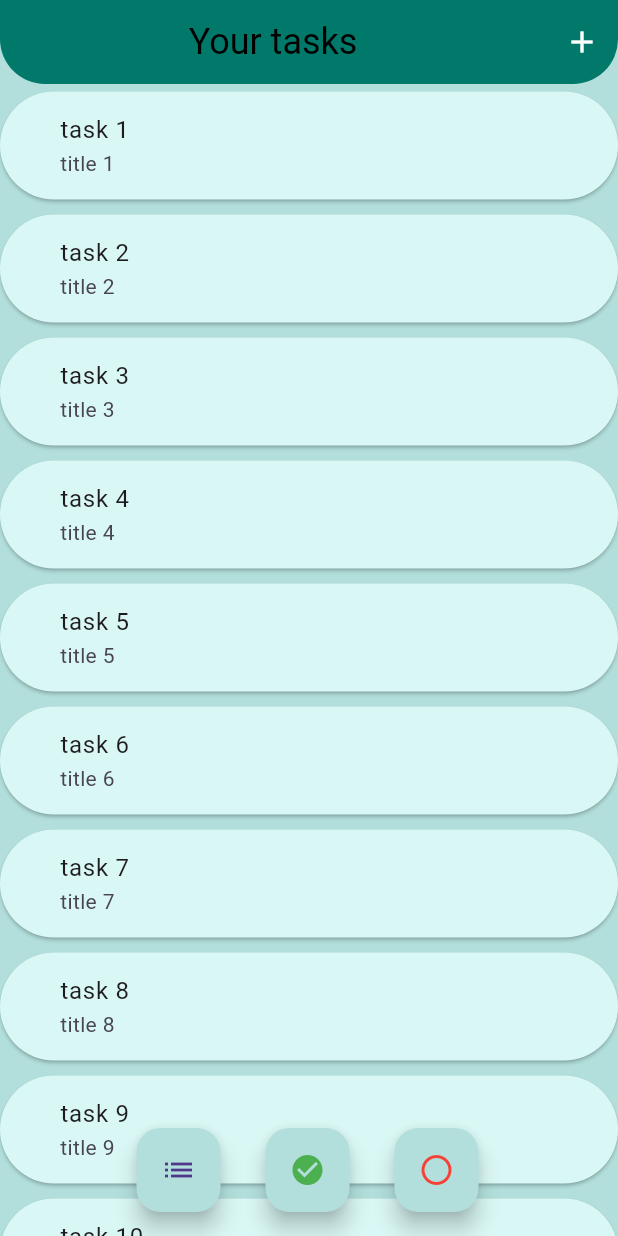
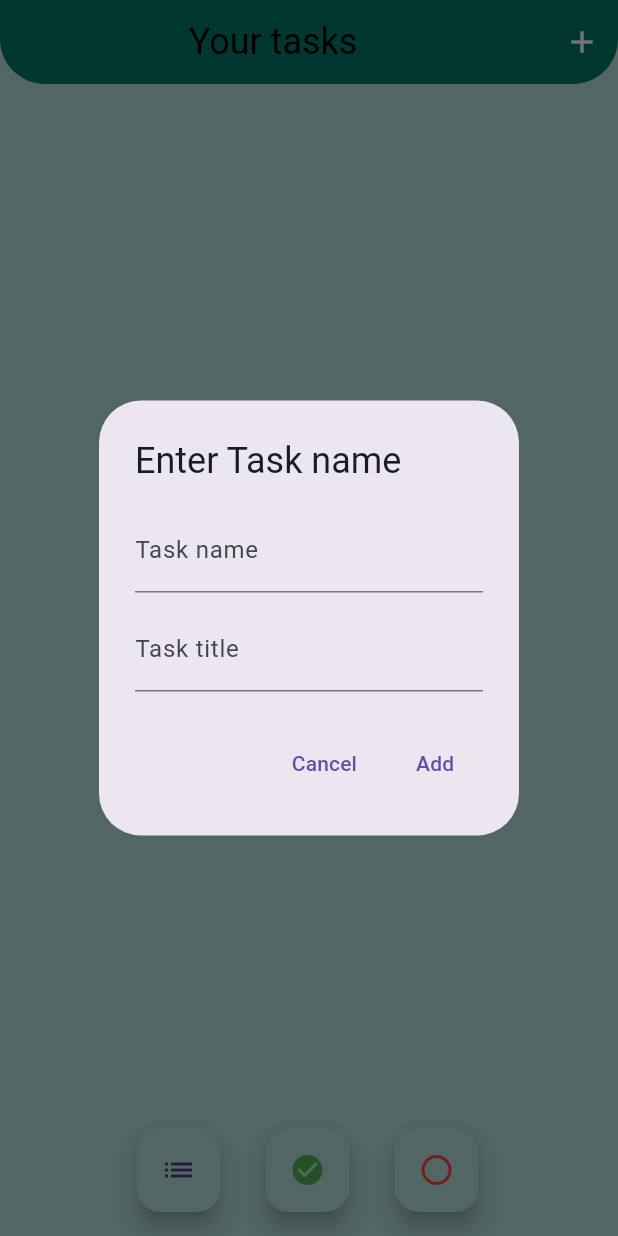
Before and after one commit to Vaache/Taskly, a Flutter app: the screen it shows after launch, after a tap on the "add" icon, on a phone screen of 412 x 824 dp. Run offline on Flutter 3.47's test engine with Material 3 defaults, Android fonts, the phone set to English and light mode, and no system bars; our stand-ins replace flutter_bloc.

Commit message:
End project

```diff
--- /dev/null
+++ b/lib/constants/task_completed_state_constants.dart
@@ -0,0 +1,2 @@
+const String completed = 'Completed';
+const String notCompleted = 'Not Completed';
--- a/lib/main.dart
+++ b/lib/main.dart
@@ -1,34 +1,30 @@
 import 'package:flutter/material.dart';
-import 'package:taskly/widgets/all_task_button.dart';
+import 'package:flutter_bloc/flutter_bloc.dart';
+import 'package:taskly/screens/bloc/task_screen_bloc.dart';
+import 'package:taskly/screens/task_screen.dart';
 import 'package:taskly/widgets/circular_app_bar.dart';
-import 'package:taskly/widgets/completed_task_button.dart';
-import 'package:taskly/widgets/task_list.dart';
-import 'package:taskly/widgets/task_not_completed_button.dart';
+import 'package:taskly/widgets/task_fap.dart';
 
 void main() {
-  runApp(const MyApp());
+  runApp(BlocProvider(
+    create: (context) => TaskScreenBloc(),
+    child: const Taskly(),
+  ));
 }
 
-class MyApp extends StatelessWidget {
-  const MyApp({super.key});
+class Taskly extends StatelessWidget {
+  const Taskly({super.key});
 
   @override
   Widget build(BuildContext context) {
     return const MaterialApp(
-        home: Scaffold(
-      backgroundColor: Color(0xFFB2DFDB),
-      appBar: CircularAppBar(),
-      body: TaskList(),
-      floatingActionButton: Align(
-          alignment: Alignment.bottomCenter,
-          child: Row(
-            mainAxisSize: MainAxisSize.min,
-            children: [
-              AllTaskButton(),
-              CompletedTaskButton(),
-              TaskNotCompletedButton(),
-            ],
-          )),
-    ));
+      home: Scaffold(
+        backgroundColor: Color(0xFFB2DFDB),
+        appBar:
+            CircularAppBar(),
+        body: TaskScreen(),
+        floatingActionButton: TaskFAP(),
+      ),
+    );
   }
 }
--- a/lib/models/task.dart
+++ b/lib/models/task.dart
@@ -4,9 +4,4 @@ class Task {
   bool isCompleted;
 
   Task({this.name, this.title, this.isCompleted = false});
-
-  @override
-  String toString() {
-    return '$name, $title, $isCompleted';
-  }
 }
--- /dev/null
+++ b/lib/screens/bloc/task_screen_event.dart
@@ -0,0 +1,28 @@
+part of 'task_screen_bloc.dart';
+
+sealed class TaskScreenEvent {}
+
+class AddTaskEvent extends TaskScreenEvent {
+  final Task task;
+
+  AddTaskEvent({required this.task});
+}
+
+class DeleteTaskEvent extends TaskScreenEvent {
+  final Task task;
+
+  DeleteTaskEvent({required this.task});
+}
+
+class ToggleTaskStatusEvent extends TaskScreenEvent {
+  final Task task;
+  final bool status;
+
+  ToggleTaskStatusEvent({required this.task, required this.status});
+}
+
+class FilterTasksEvent extends TaskScreenEvent {
+  final String? filter;
+
+  FilterTasksEvent({this.filter});
+}
--- /dev/null
+++ b/lib/screens/bloc/task_screen_state.dart
@@ -0,0 +1,14 @@
+part of 'task_screen_bloc.dart';
+
+class TaskScreenState {
+  final List<Task> allTasks;
+  final List<Task> filteredTasks;
+
+  TaskScreenState({this.allTasks = const [], this.filteredTasks = const []});
+
+  TaskScreenState copyWith({List<Task>? tasks, List<Task>? filteredTasks}) {
+    return TaskScreenState(
+        allTasks: tasks ?? allTasks,
+        filteredTasks: filteredTasks ?? this.filteredTasks);
+  }
+}
--- /dev/null
+++ b/lib/screens/task_screen.dart
@@ -0,0 +1,26 @@
+import 'package:flutter/material.dart';
+import 'package:flutter_bloc/flutter_bloc.dart';
+import 'package:taskly/screens/bloc/task_screen_bloc.dart';
+import 'package:taskly/widgets/task_list.dart';
+
+class TaskScreen extends StatelessWidget {
+  const TaskScreen({super.key});
+
+  @override
+  Widget build(BuildContext context) {
+    return BlocBuilder<TaskScreenBloc, TaskScreenState>(
+      builder: (context, state) {
+        return ListView.builder(
+            itemCount: state.filteredTasks.length,
+            itemBuilder: (context, index) {
+              const SizedBox(
+                height: 20,
+              );
+              return TaskList(
+                task: state.filteredTasks[index],
+              );
+            });
+      },
+    );
+  }
+}
--- a/lib/widgets/all_task_button.dart
+++ b/lib/widgets/all_task_button.dart
@@ -1,7 +1,7 @@
-import 'dart:developer';
-
 import 'package:flutter/material.dart';
+import 'package:flutter_bloc/flutter_bloc.dart';
 import 'package:taskly/constants/task_buttons_constants.dart';
+import 'package:taskly/screens/bloc/task_screen_bloc.dart';
 
 class AllTaskButton extends StatelessWidget {
   const AllTaskButton({super.key});
@@ -12,10 +12,12 @@ class AllTaskButton extends StatelessWidget {
       padding: const EdgeInsets.only(left: buttonDivider),
       child: FloatingActionButton(
         onPressed: () {
-          log('Pressed FAP all');
+          context.read<TaskScreenBloc>().add(FilterTasksEvent());
         },
         backgroundColor: const Color(0xFFB2DFDB),
-        child: const Icon(Icons.list,),
+        child: const Icon(
+          Icons.list,
+        ),
       ),
     );
   }
--- a/lib/widgets/circular_app_bar.dart
+++ b/lib/widgets/circular_app_bar.dart
@@ -1,4 +1,7 @@
 import 'package:flutter/material.dart';
+import 'package:flutter_bloc/flutter_bloc.dart';
+import 'package:taskly/models/Task.dart';
+import 'package:taskly/screens/bloc/task_screen_bloc.dart';
 
 class CircularAppBar extends StatelessWidget implements PreferredSizeWidget {
   const CircularAppBar({super.key});
@@ -24,9 +27,75 @@ class CircularAppBar extends StatelessWidget implements PreferredSizeWidget {
       actions: [
         IconButton(
             onPressed: () {
-              const Align(
-                alignment: Alignment.center,
-              );
+              showDialog(
+                  context: context,
+                  builder: (BuildContext context) {
+                    final taskNameController = TextEditingController();
+                    final taskTitleController = TextEditingController();
+
+                    return GestureDetector(
+                      onTap: () {
+                        FocusScope.of(context).unfocus();
+                      },
+                      child: AlertDialog(
+                        title: const Text("Enter Task name"),
+                        content: Column(
+                          mainAxisSize: MainAxisSize.min,
+                          children: [
+                            TextField(
+                              controller: taskNameController,
+                              decoration: const InputDecoration(
+                                labelText: 'Task name',
+                              ),
+                              onSubmitted: (value) {
+                                Navigator.of(context).pop();
+                              },
+                            ),
+                            const SizedBox(
+                              height: 10,
+                            ),
+                            TextField(
+                              controller: taskTitleController,
+                              decoration: const InputDecoration(
+                                labelText: 'Task title',
+                              ),
+                              onSubmitted: (value) {
+                                Navigator.of(context).pop();
+                              },
+                            ),
+                          ],
+                        ),
+                        actions: [
+                          TextButton(
+                            onPressed: () {
+                              Navigator.of(context).pop();
+                            },
+                            child: const Text('Cancel'),
+                          ),
+                          BlocBuilder<TaskScreenBloc, TaskScreenState>(
+                            builder: (context, state) {
+                              return TextButton(
+                                  onPressed: () {
+                                    final taskName = taskNameController.text;
+                                    final taskTitle = taskTitleController.text;
+
+                                    if (taskName.isNotEmpty &&
+                                        taskTitle.isNotEmpty) {
+                                      final task = Task(
+                                          name: taskName, title: taskTitle);
+                                      context
+                                          .read<TaskScreenBloc>()
+                                          .add(AddTaskEvent(task: task));
+                                      Navigator.of(context).pop();
+                                    }
+                                  },
+                                  child: const Text('Add'));
+                            },
+                          )
+                        ],
+                      ),
+                    );
+                  });
             },
             icon: const Icon(
               Icons.add,
--- a/lib/widgets/completed_task_button.dart
+++ b/lib/widgets/completed_task_button.dart
@@ -1,7 +1,8 @@
-import 'dart:developer';
-
 import 'package:flutter/material.dart';
+import 'package:flutter_bloc/flutter_bloc.dart';
 import 'package:taskly/constants/task_buttons_constants.dart';
+import 'package:taskly/constants/task_completed_state_constants.dart';
+import 'package:taskly/screens/bloc/task_screen_bloc.dart';
 
 class CompletedTaskButton extends StatelessWidget {
   const CompletedTaskButton({super.key});
@@ -12,7 +13,7 @@ class CompletedTaskButton extends StatelessWidget {
       padding: const EdgeInsets.only(left: buttonDivider),
       child: FloatingActionButton(
         onPressed: () {
-          log('Pressed FAP completed');
+          context.read<TaskScreenBloc>().add(FilterTasksEvent(filter: completed));
         },
         backgroundColor: const Color(0xFFB2DFDB),
         child: const Icon(
--- /dev/null
+++ b/lib/widgets/task_fap.dart
@@ -0,0 +1,22 @@
+import 'package:flutter/material.dart';
+import 'package:taskly/widgets/all_task_button.dart';
+import 'package:taskly/widgets/completed_task_button.dart';
+import 'package:taskly/widgets/task_not_completed_button.dart';
+
+class TaskFAP extends StatelessWidget {
+  const TaskFAP({super.key});
+
+  @override
+  Widget build(BuildContext context) {
+    return const Align(
+        alignment: Alignment.bottomCenter,
+        child: Row(
+          mainAxisSize: MainAxisSize.min,
+          children: [
+            AllTaskButton(),
+            CompletedTaskButton(),
+            TaskNotCompletedButton(),
+          ],
+        ));
+  }
+}
--- a/lib/widgets/task_list.dart
+++ b/lib/widgets/task_list.dart
@@ -1,36 +1,70 @@
 import 'package:flutter/material.dart';
+import 'package:flutter_bloc/flutter_bloc.dart';
 import 'package:taskly/models/Task.dart';
+import 'package:taskly/screens/bloc/task_screen_bloc.dart';
+import 'package:taskly/widgets/delete_task_button.dart';
+import 'package:taskly/widgets/set_task_completed_button.dart';
 
 class TaskList extends StatelessWidget {
-  const TaskList({super.key});
+  final Task task;
+  const TaskList({super.key, required this.task});
 
   @override
   Widget build(BuildContext context) {
-    final List<Task> list = List.generate(
-        10,
-        (index) =>
-            Task(name: "task ${index + 1}", title: 'title ${index + 1}'));
-
-    return ListView.builder(
-        itemCount: 10,
-        itemBuilder: (context, index) {
-          const SizedBox(
-            height: 20,
-          );
-          return Padding(
-            padding: const EdgeInsets.only(bottom: 5, top: 5),
-            child: ElevatedButton(
-                onPressed: () {},
-                style: ElevatedButton.styleFrom(
-                  backgroundColor: const Color.fromARGB(255, 217, 247, 244),
+    return BlocBuilder<TaskScreenBloc, TaskScreenState>(
+      builder: (context, state) {
+        return Card(
+          shape: RoundedRectangleBorder(
+            borderRadius: BorderRadius.circular(11),
+          ),
+          elevation: 4,
+          child: Padding(
+            padding: const EdgeInsets.all(16.0),
+            child: Column(
+              crossAxisAlignment: CrossAxisAlignment.start,
+              children: [
+                Row(
+                  mainAxisAlignment: MainAxisAlignment.spaceBetween,
+                  children: [
+                    Column(
+                      crossAxisAlignment: CrossAxisAlignment.start,
+                      children: [
+                        Text(
+                          "${task.name}",
+                          style: const TextStyle(
+                            fontSize: 16,
+                            fontWeight: FontWeight.bold,
+                          ),
+                        ),
+                        Text(
+                          "${task.title}",
+                          style: const TextStyle(
+                            fontSize: 14,
+                            color: Colors.grey,
+                          ),
+                        ),
+                      ],
+                    ),
+                    Row(
+                      children: [
+                        if (task.isCompleted)
+                          const Text(
+                            'Task Completed',
+                            style: TextStyle(fontSize: 12, color: Colors.green),
+                          )
+                        else ...[
+                          SetTaskCompletedButton(task: task),
+                          DeleteTaskButton(task: task),
+                        ]
+                      ],
+                    ),
+                  ],
                 ),
-                child: Align(
-                    alignment: Alignment.centerLeft,
-                    child: ListTile(
-                      title: Text(list[index].name!),
-                      subtitle: Text(list[index].title!),
-                    ))),
-          );
-        });
+              ],
+            ),
+          ),
+        );
+      },
+    );
   }
 }
--- a/lib/widgets/task_not_completed_button.dart
+++ b/lib/widgets/task_not_completed_button.dart
@@ -1,7 +1,8 @@
-import 'dart:developer';
-
 import 'package:flutter/material.dart';
+import 'package:flutter_bloc/flutter_bloc.dart';
 import 'package:taskly/constants/task_buttons_constants.dart';
+import 'package:taskly/constants/task_completed_state_constants.dart';
+import 'package:taskly/screens/bloc/task_screen_bloc.dart';
 
 class TaskNotCompletedButton extends StatelessWidget {
   const TaskNotCompletedButton({super.key});
@@ -12,7 +13,9 @@ class TaskNotCompletedButton extends StatelessWidget {
       padding: const EdgeInsets.only(left: buttonDivider),
       child: FloatingActionButton(
         onPressed: () {
-          log('Pressed FAP not completed');
+          context
+              .read<TaskScreenBloc>()
+              .add(FilterTasksEvent(filter: notCompleted));
         },
         backgroundColor: const Color(0xFFB2DFDB),
         child: const Icon(Icons.radio_button_unchecked, color: Colors.red),
```
Also changed, not shown: lib/screens/bloc/task_screen_bloc.dart (added, +65 -0 lines), lib/widgets/delete_task_button.dart (added, +22 -0 lines), lib/widgets/set_task_completed_button.dart (added, +25 -0 lines), 1 other file.
